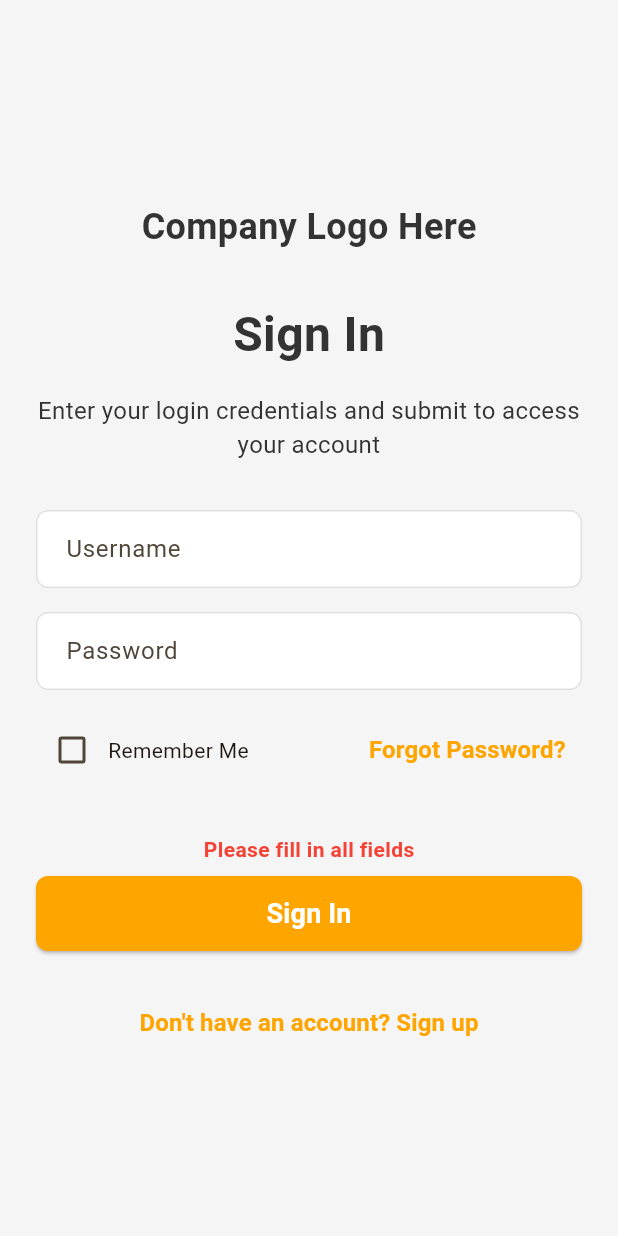
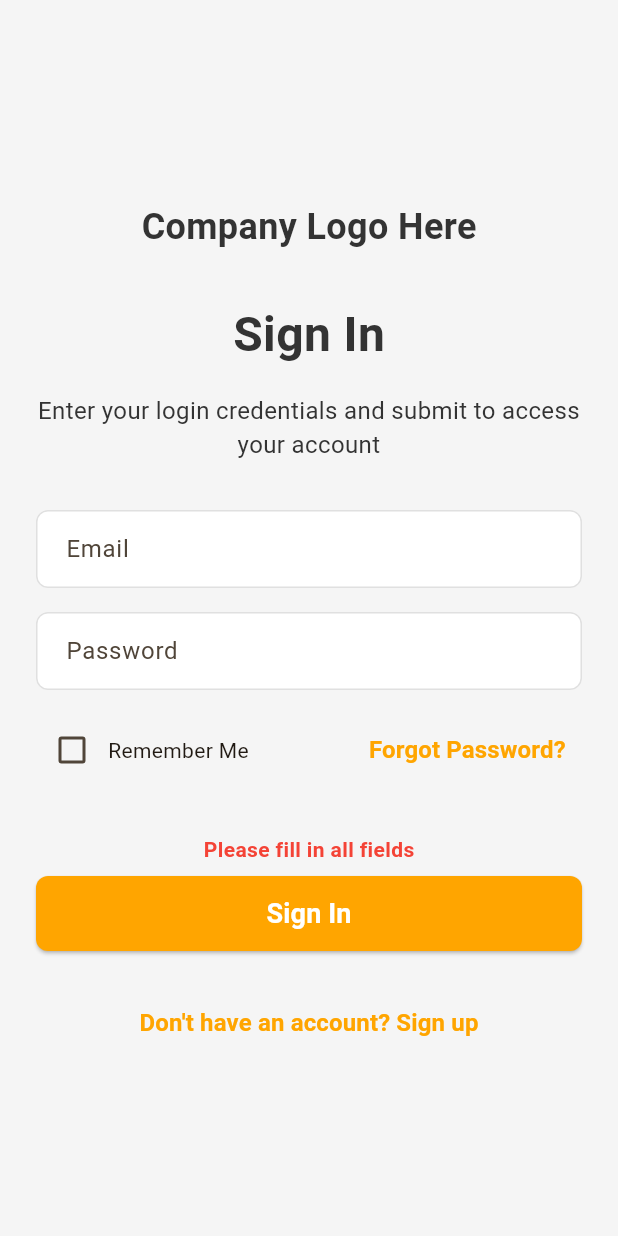
Before and after one commit to ManuelPeregrino/AutoMakerFrontend, a Flutter app: the SignInScreen screen opened by its route, after a tap on "Sign In", on a phone screen of 412 x 824 dp. Run offline on Flutter 3.47's test engine with Material 3 defaults, Android fonts, the phone set to English and light mode, and no system bars.

Commit message:
Updated variable names from username to email

```diff
--- a/lib/presentation/sign_in/sign_in_screen.dart
+++ b/lib/presentation/sign_in/sign_in_screen.dart
@@ -40,10 +40,10 @@ class SignInScreen extends StatelessWidget {
                     const SizedBox(height: 32),
                     TextField(
                       onChanged: (value) {
-                        viewModel.setUsername(value);
+                        viewModel.setEmail(value);
                       },
                       decoration: AppStyles.inputDecoration.copyWith(
-                        labelText: 'Username',
+                        labelText: 'Email',
                       ),
                     ),
                     const SizedBox(height: 16),
--- a/lib/presentation/sign_in/sign_in_view_model.dart
+++ b/lib/presentation/sign_in/sign_in_view_model.dart
@@ -3,20 +3,20 @@ import 'package:http/http.dart' as http;
 import 'dart:convert';
 
 class SignInViewModel extends ChangeNotifier {
-  String _username = '';
+  String _email = '';
   String _password = '';
   bool _isLoading = false;
   bool _rememberMe = false;
   String? _errorMessage;
 
-  String get username => _username;
+  String get email => _email;
   String get password => _password;
   bool get isLoading => _isLoading;
   bool get rememberMe => _rememberMe;
   String? get errorMessage => _errorMessage;
 
-  void setUsername(String value) {
-    _username = value;
+  void setEmail(String value) {
+    _email = value;
     notifyListeners();
   }
 
@@ -30,8 +30,9 @@ class SignInViewModel extends ChangeNotifier {
     notifyListeners();
   }
 
+
   Future<void> signIn() async {
-    if (_username.isEmpty || _password.isEmpty) {
+    if (_email.isEmpty || _password.isEmpty) {
       _errorMessage = "Please fill in all fields";
       notifyListeners();
       return;
@@ -41,33 +42,33 @@ class SignInViewModel extends ChangeNotifier {
     _isLoading = true;
     notifyListeners();
 
-    final url = Uri.parse('[aca el endpoint]');
-    final headers = {'Content-Type': 'application/json'};
-    final body = json.encode({
-      'username': _username,
-      'password': _password,
-    });
-
     try {
-      final response = await http.post(url, headers: headers, body: body);
+      final response = await http.post(
+        Uri.parse('http://52.207.228.205:3000/api/v1/auth/signIn'),
+        headers: {'Content-Type': 'application/json'},
+        body: jsonEncode({
+          'email': _email,
+          'password': _password,
+        }),
+      );
 
       if (response.statusCode == 200) {
-        final data = json.decode(response.body);
-        String token = data['token'];
-
-        _isLoading = false;
-        _username = '';
+        final data = jsonDecode(response.body);
+        // Handle successful sign-in (e.g., save token, navigate)
+        _email = '';
         _password = '';
-        _errorMessage = null;
-        notifyListeners();
-
+      } else if (response.statusCode == 400) {
+        // Bad Request - possibly missing or incorrect fields
+        _errorMessage = 'Invalid email or password';
+      } else if (response.statusCode == 500) {
+        // Internal server error
+        _errorMessage = 'Server error. Please try again later.';
       } else {
-        _errorMessage = 'Invalid username or password';
-        _isLoading = false;
-        notifyListeners();
+        _errorMessage = 'Unexpected error: ${response.statusCode}';
       }
     } catch (e) {
-      _errorMessage = 'An error occurred during login';
+      _errorMessage = 'Network error: $e';
+    } finally {
       _isLoading = false;
       notifyListeners();
     }
```
